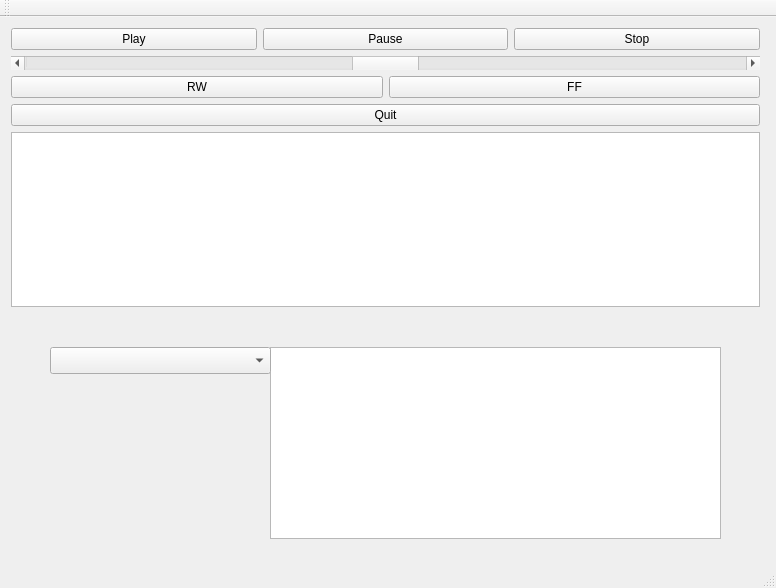
Above: mainwindow.ui from EBXFS15/PrototypeBasedOnMpg321 before the change. Below: the same form after it.
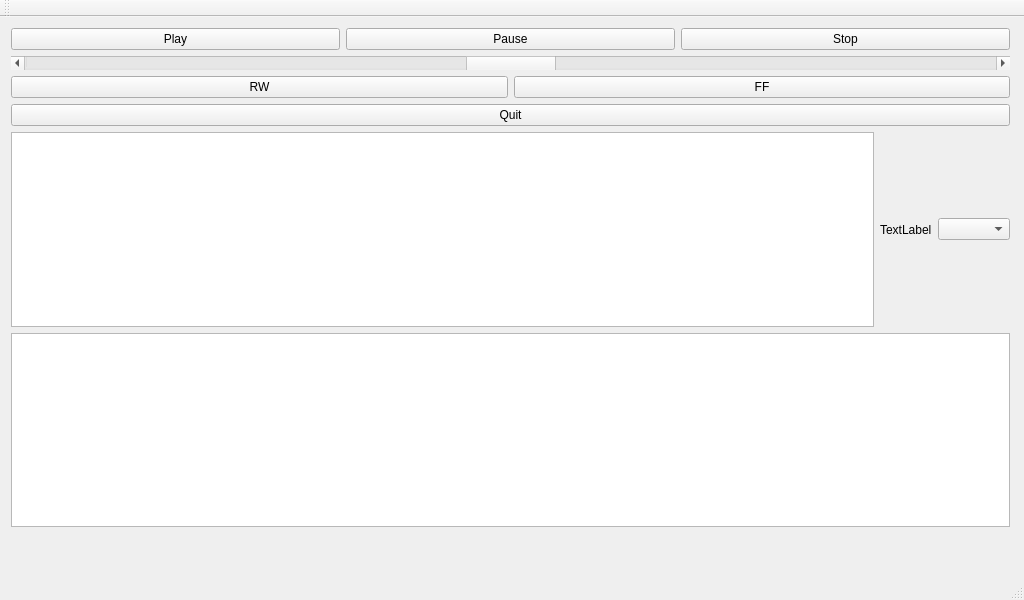
That is the form after the change.

Commit message: CHANGED: resized screen to Chipsee screen resolution CHANGED: moved some gui elements ADDED: added QLabel GUI element to display playlist image CHANGED: added playlist image in parser (on_PlayList_ativated)

Diff of the .ui file:
```diff
--- a/mainwindow.ui
+++ b/mainwindow.ui
@@ -6,8 +6,8 @@
    <rect>
     <x>0</x>
     <y>0</y>
-    <width>776</width>
-    <height>588</height>
+    <width>1024</width>
+    <height>600</height>
    </rect>
   </property>
   <property name="windowTitle">
@@ -19,11 +19,14 @@
      <rect>
       <x>0</x>
       <y>0</y>
-      <width>771</width>
-      <height>301</height>
+      <width>1021</width>
+      <height>521</height>
      </rect>
     </property>
     <layout class="QVBoxLayout" name="verticalLayout">
+     <property name="sizeConstraint">
+      <enum>QLayout::SetDefaultConstraint</enum>
+     </property>
      <item>
       <layout class="QHBoxLayout" name="horizontalLayout">
        <item>
@@ -95,30 +98,41 @@
       </layout>
      </item>
      <item>
-      <widget class="QTextEdit" name="textEdit"/>
+      <layout class="QHBoxLayout" name="horizontalLayout_6">
+       <item>
+        <widget class="QListWidget" name="FileList"/>
+       </item>
+       <item>
+        <widget class="QLabel" name="mediaImage">
+         <property name="text">
+          <string>TextLabel</string>
+         </property>
+        </widget>
+       </item>
+       <item>
+        <widget class="QComboBox" name="PlayList"/>
+       </item>
+      </layout>
+     </item>
+     <item>
+      <layout class="QHBoxLayout" name="horizontalLayout_5">
+       <property name="sizeConstraint">
+        <enum>QLayout::SetMaximumSize</enum>
+       </property>
+       <item>
+        <widget class="QTextEdit" name="textEdit">
+         <property name="maximumSize">
+          <size>
+           <width>16777215</width>
+           <height>200</height>
+          </size>
+         </property>
+        </widget>
+       </item>
+      </layout>
      </item>
     </layout>
    </widget>
-   <widget class="QListWidget" name="FileList">
-    <property name="geometry">
-     <rect>
-      <x>270</x>
-      <y>330</y>
-      <width>451</width>
-      <height>192</height>
-     </rect>
-    </property>
-   </widget>
-   <widget class="QComboBox" name="PlayList">
-    <property name="geometry">
-     <rect>
-      <x>50</x>
-      <y>330</y>
-      <width>221</width>
-      <height>27</height>
-     </rect>
-    </property>
-   </widget>
   </widget>
   <widget class="QMenuBar" name="menuBar">
    <property name="geometry">
```
Left out of the diff: 2 changed lines with no effect on the pictures. The commit also changes 1 other file.
